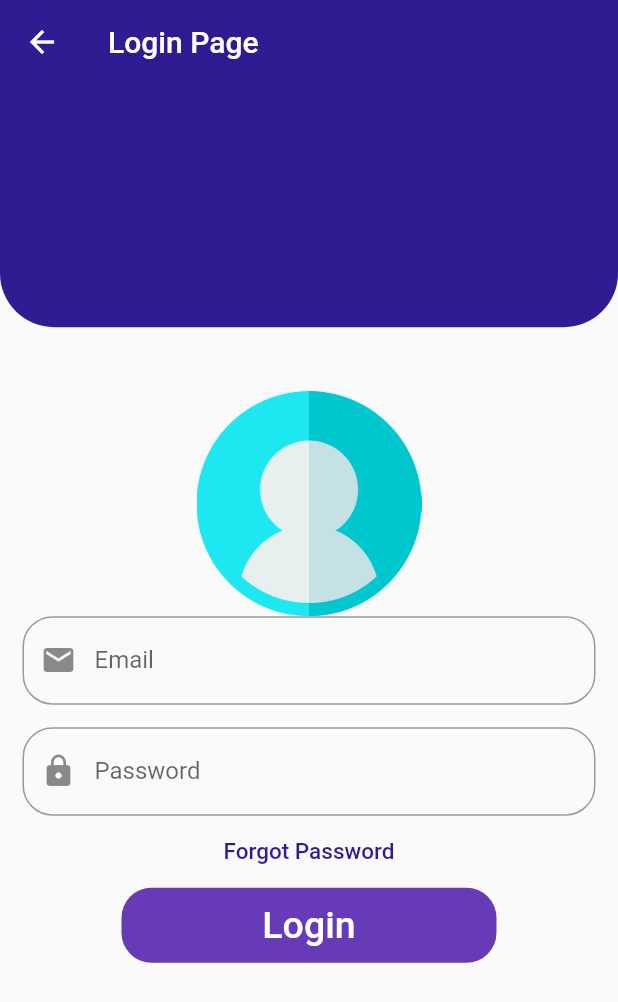
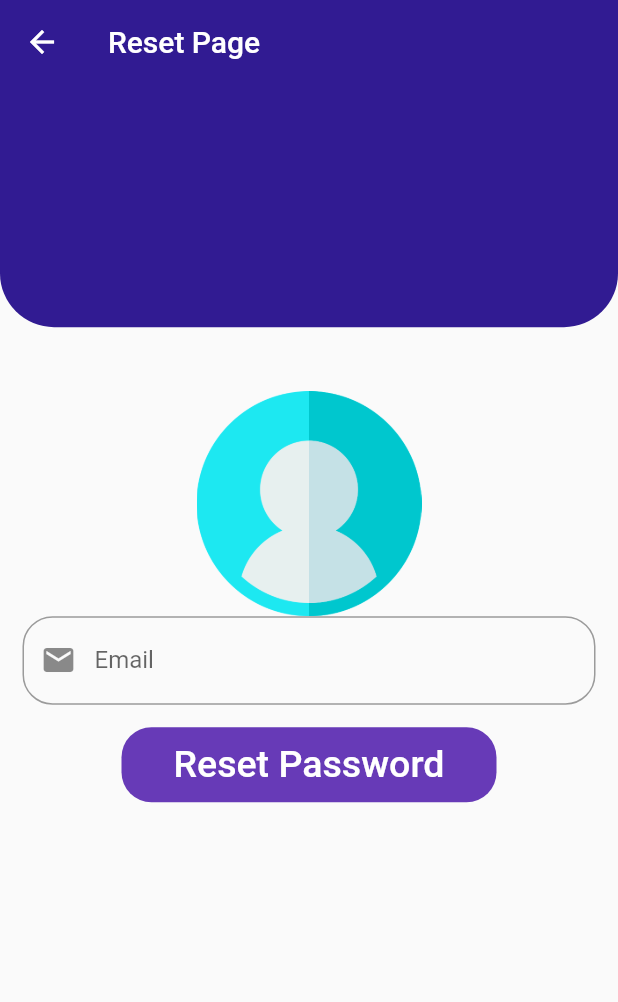
Before and after one commit to roshdiAlMajzoub/istishara, a Flutter app: the LoginDemo screen opened directly, after a tap on "Forgot Password", on a phone screen of 412 x 824 dp. Shown: the top 1002 px of the screen. Run offline on Flutter 3.47's test engine with Material 2 defaults, Android fonts, the phone set to English and light mode, and no system bars; our stand-ins replace cloud_firestore, connectivity, firebase_auth, firebase_core; missing offline and left inert: flutter_password_strength, loading_animations; accounts and stored records are empty.

Commit message:
added reset password

```diff
--- a/lib/Login.dart
+++ b/lib/Login.dart
@@ -1,5 +1,6 @@
 import 'package:firebase_auth/firebase_auth.dart';
 import 'package:flutter/material.dart';
+import 'package:istishara_test/Reset.dart';
 import './DashBoard.dart';
 
 class MyApp extends StatelessWidget {
@@ -26,8 +27,45 @@ class _LoginDemoState extends State<LoginDemo> {
     } catch (e) {
       setState(() {
         _error = e.message;
+        print(_error);
       });
     }
+  }
+
+  Widget showAlert() {
+    if (_error != null) {
+      return Container(
+        color: Colors.yellow,
+        width: double.infinity,
+        padding: EdgeInsets.all(8.0),
+        child: Row(
+          children: <Widget>[
+            Padding(
+              padding: const EdgeInsets.only(right: 8.0),
+              child: Icon(Icons.error_outline),
+            ),
+            Expanded(
+              child: Text(
+                _error,
+                maxLines: 3,
+              ),
+            ),
+            Padding(
+                padding: const EdgeInsets.only(left: 8.0),
+                child: IconButton(
+                    icon: Icon(Icons.close),
+                    onPressed: () {
+                      setState(() {
+                        _error = null;
+                      });
+                    }))
+          ],
+        ),
+      );
+    }
+    return SizedBox(
+      height: 0,
+    );
   }
 
   @override
@@ -42,11 +80,26 @@ class _LoginDemoState extends State<LoginDemo> {
         child: Column(
           children: <Widget>[
             Container(
-                height: size.height * 0.2,
+                height: size.height * 0.01,
                 child: Stack(
                   children: <Widget>[
                     Container(
-                        height: size.height * 0.2 - 2.7,
+                        height: size.height * 0.1 - 1.7,
+                        decoration: BoxDecoration(
+                          color: const Color(0xFF311B92),
+                          /*borderRadius: BorderRadius.only(
+                              bottomLeft: Radius.circular(36),
+                              bottomRight: Radius.circular(36)),*/
+                        ))
+                  ],
+                )),
+            showAlert(),
+            Container(
+                height: size.height * 0.15,
+                child: Stack(
+                  children: <Widget>[
+                    Container(
+                        height: size.height * 0.2 - 1.7,
                         decoration: BoxDecoration(
                           color: const Color(0xFF311B92),
                           borderRadius: BorderRadius.only(
@@ -101,7 +154,9 @@ class _LoginDemoState extends State<LoginDemo> {
               ),
             ),
             TextButton(
-              onPressed: () {},
+              onPressed: () => Navigator.of(context).push(MaterialPageRoute(builder: (context)=> ResetDemo())),
+
+
               child: Text(
                 'Forgot Password',
                 style: TextStyle(color: Colors.deepPurple[900], fontSize: 15),
--- /dev/null
+++ b/lib/Reset.dart
@@ -0,0 +1,102 @@
+import 'package:firebase_auth/firebase_auth.dart';
+import 'package:flutter/material.dart';
+import './DashBoard.dart';
+
+class MyApp extends StatelessWidget {
+  @override
+  Widget build(BuildContext context) {
+    return ResetDemo();
+  }
+}
+
+class ResetDemo extends StatefulWidget {
+  @override
+  ResetScreen createState() => ResetScreen();
+}
+
+class ResetScreen extends State<ResetDemo> {
+  String _email;
+  final auth = FirebaseAuth.instance;
+
+  @override
+  Widget build(BuildContext context) {
+    Size size = MediaQuery.of(context).size;
+    return Scaffold(
+      appBar: AppBar(
+          title: Text("Reset Page"),
+          elevation: 0,
+          backgroundColor: Color(0xFF311B92)),
+      body: SingleChildScrollView(
+        child: Column(
+          children: <Widget>[
+            Container(
+                height: size.height * 0.2,
+                child: Stack(
+                  children: <Widget>[
+                    Container(
+                        height: size.height * 0.2 - 2.7,
+                        decoration: BoxDecoration(
+                          color: const Color(0xFF311B92),
+                          borderRadius: BorderRadius.only(
+                              bottomLeft: Radius.circular(36),
+                              bottomRight: Radius.circular(36)),
+                        ))
+                  ],
+                )),
+            Padding(
+              padding: const EdgeInsets.only(top: 40.0),
+              child: Center(
+                  child: Container(
+                child: Image.asset('asset/images/user.png'),
+                width: 200,
+                height: 150,
+              )),
+            ),
+            Padding(
+              //padding: const EdgeInsets.only(left:15.0,right: 15.0,top:0,bottom: 0),
+              padding: EdgeInsets.symmetric(horizontal: 15),
+              child: TextField(
+                onChanged: (value) {
+                  setState(() {
+                    _email = value.trim();
+                  });
+                },
+                decoration: InputDecoration(
+                    prefixIcon: Icon(Icons.email),
+                    border: OutlineInputBorder(
+                        borderRadius: BorderRadius.circular(20.0)),
+                    labelText: 'Email',
+                    hintText: 'Enter valid email id as abc@gmail.com'),
+              ),
+            ),
+            Padding(
+              padding: const EdgeInsets.only(
+                  left: 15.0, right: 15.0, top: 15, bottom: 0),
+              //padding: EdgeInsets.symmetric(horizontal: 15),
+            ),
+            Container(
+              height: 50,
+              width: 250,
+              decoration: BoxDecoration(
+                  color: Colors.deepPurple,
+                  borderRadius: BorderRadius.circular(20)),
+              child: TextButton(
+                onPressed: () {
+                  auth.sendPasswordResetEmail(email: _email);
+                  Navigator.of(context).pop();
+                },
+                child: Text(
+                  'Reset Password',
+                  style: TextStyle(color: Colors.white, fontSize: 25),
+                ),
+              ),
+            ),
+            SizedBox(
+              height: 130,
+            )
+          ],
+        ),
+      ),
+    );
+  }
+}
```
